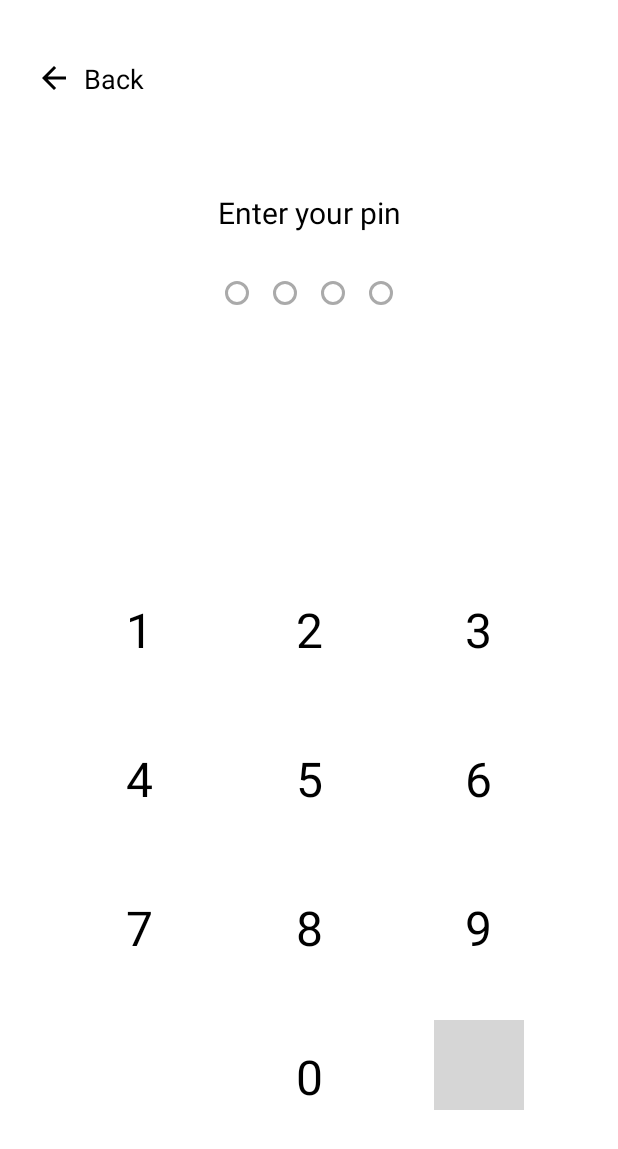
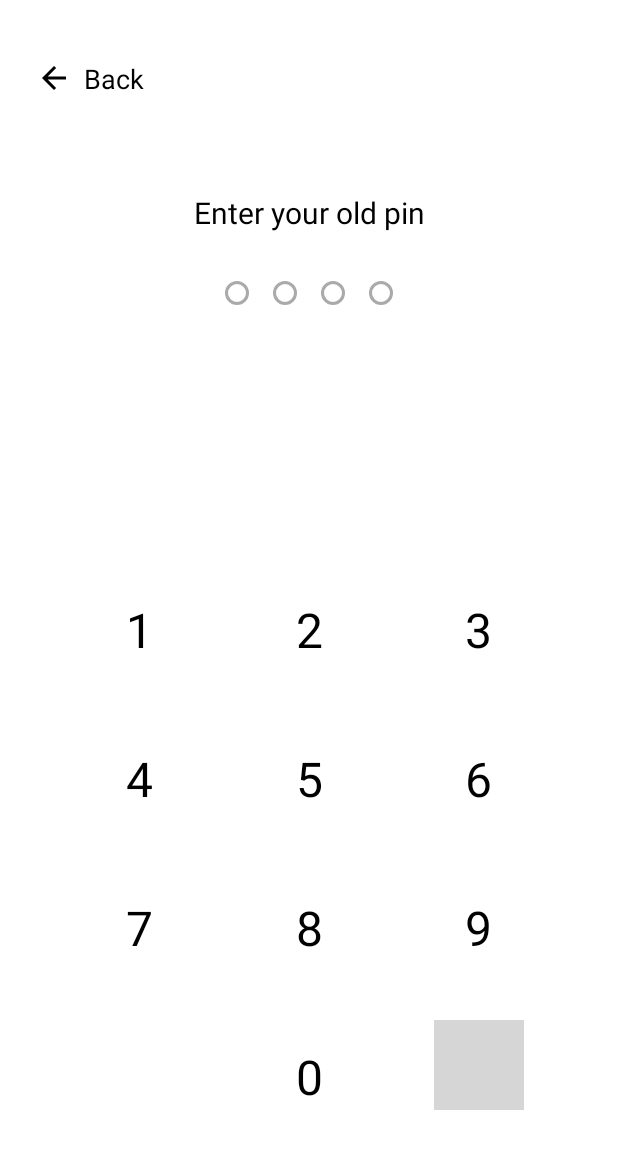
Before and after one commit to tridarma6/notes-app, an Android app: the VerifyPinActivity screen opened directly, with no data from a screen before it, on a phone screen of 412 x 824 dp. Shown: the top 1149 px of the screen. Run offline under Robolectric (Android 15) with nearby library versions, the phone set to English and light mode, and no system bars; grey boxes are pictures that could not be loaded.

Commit message:
perbaiki old pin new pin

```diff
--- a/app/src/main/res/values/strings.xml
+++ b/app/src/main/res/values/strings.xml
@@ -26,7 +26,8 @@
     <string name="write_note">Write your note here...</string>
     <string name="notes">Notes</string>
     <string name="event">Event</string>
-    <string name="enter_your_old_pin">Enter your pin</string>
+    <string name="enter_your_old_pin">Enter your old pin</string>
+    <string name="enter_your_pin">Enter your pin</string>
     <string name="back_button_description">Tombol kembali</string>
     <string name="backspace_button_description">Tombol hapus</string>
     <string name="enter_your_new_pin">Enter your new PIN</string>
```
